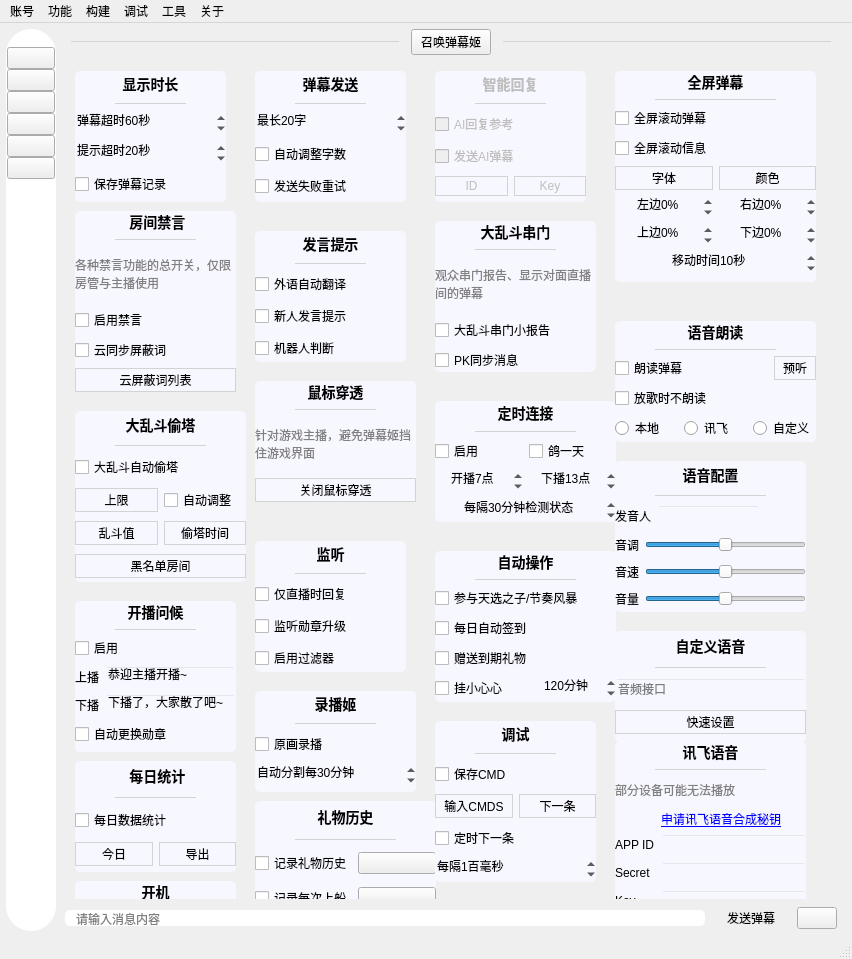
First picture: the form in mainwindow/mainwindow.ui, repository iwxyi/Bilibili-MagicalDanmaku, before the edit.
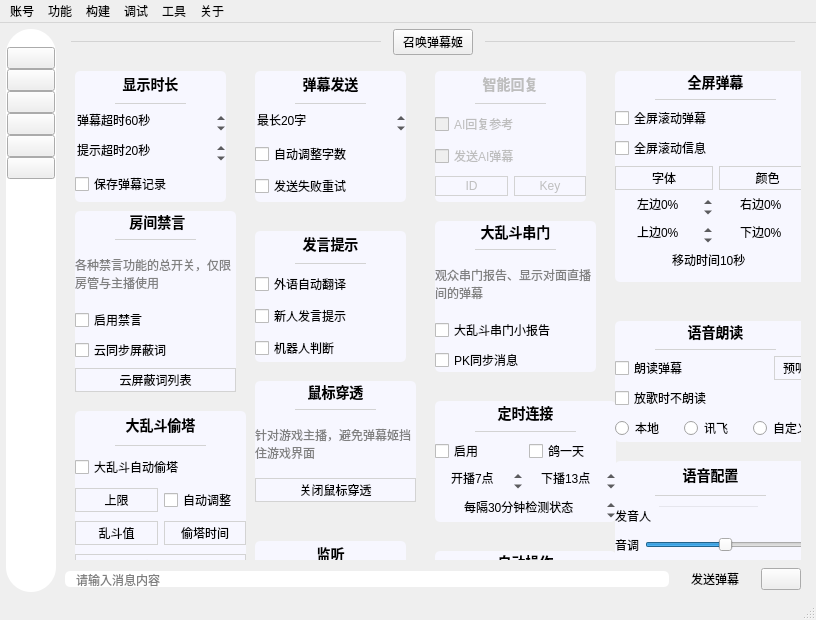
Second picture: the form after the edit. The open tabs and pages were chosen to show the change. Icons and pictures are not drawn. Custom widgets are drawn as their Qt base class.

```diff
--- a/mainwindow/mainwindow.ui
+++ b/mainwindow/mainwindow.ui
@@ -6,8 +6,8 @@
    <rect>
     <x>0</x>
     <y>0</y>
-    <width>852</width>
-    <height>959</height>
+    <width>816</width>
+    <height>620</height>
    </rect>
   </property>
   <property name="windowTitle">
@@ -1544,8 +1544,8 @@
             <rect>
              <x>0</x>
              <y>0</y>
-             <width>772</width>
-             <height>843</height>
+             <width>65</width>
+             <height>16</height>
             </rect>
            </property>
            <property name="styleSheet">
@@ -8280,7 +8280,7 @@
     <rect>
      <x>0</x>
      <y>0</y>
-     <width>852</width>
+     <width>816</width>
      <height>21</height>
     </rect>
    </property>
```
Left out of the diff: 4 changed lines with no effect on the pictures.
